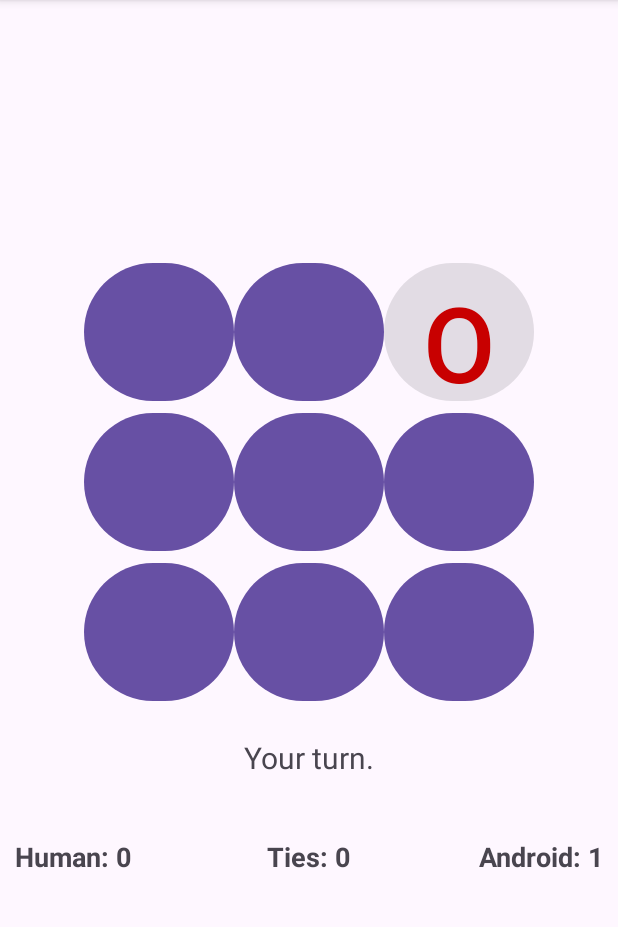
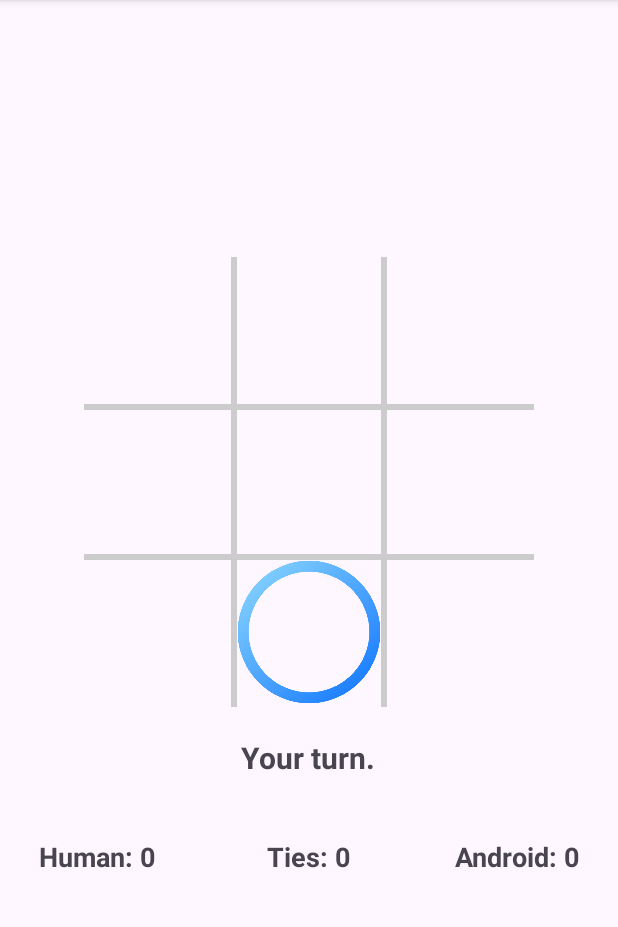
Before and after one commit to Dan-code-str/Retos_DADM, an Android app: the screen it shows after launch (AndroidTicTacToeActivity), in the options menu, after a tap on "New Game", on a phone screen of 412 x 824 dp, the part 96-1023 px from its top. Run offline under Robolectric (Android 15) with nearby library versions, the light colour scheme and no system bars.

Commit message:
Completado Reto 5: Tablero gráfico, efectos de sonido y temporizador de IA

```diff
--- a/Reto3_TicTacToe/app/src/main/java/co/edu/unal/reto_0/AndroidTicTacToeActivity.java
+++ b/Reto3_TicTacToe/app/src/main/java/co/edu/unal/reto_0/AndroidTicTacToeActivity.java
@@ -1,147 +1,171 @@
 package co.edu.unal.reto_0;
 
-import android.view.LayoutInflater;
-import android.content.Context;
+import android.os.Handler;
+import android.media.MediaPlayer;
 import android.app.AlertDialog;
 import android.app.Dialog;
 import android.content.DialogInterface;
-import android.view.MenuInflater;
-import android.widget.Toast;
-import android.graphics.Color;
 import android.os.Bundle;
 import android.view.Menu;
+import android.view.MenuInflater;
 import android.view.MenuItem;
+import android.view.MotionEvent; // Importación necesaria para los toques
 import android.view.View;
-import android.widget.Button;
 import android.widget.TextView;
+import android.widget.Toast;
 import androidx.appcompat.app.AppCompatActivity;
+import android.content.Context;
+import android.view.LayoutInflater;
 
 public class AndroidTicTacToeActivity extends AppCompatActivity {
 
     private TicTacToeGame mGame;
-    private Button mBoardButtons[];
+    private BoardView mBoardView; // NUEVO: Variable para el tablero visual
+    private MediaPlayer mHumanMediaPlayer;
+    private MediaPlayer mComputerMediaPlayer;
     private TextView mInfoTextView;
     private boolean mGameOver;
-
 
     private int mHumanWins = 0;
     private int mComputerWins = 0;
     private int mTies = 0;
     private boolean mHumanFirst = true;
+    private char mTurn = TicTacToeGame.HUMAN_PLAYER;
+
+    private TextView mHumanScoreTextView;
+    private TextView mTieScoreTextView;
+    private TextView mAndroidScoreTextView;
 
     static final int DIALOG_DIFFICULTY_ID = 0;
     static final int DIALOG_QUIT_ID = 1;
     static final int DIALOG_ABOUT_ID = 2;
-
-    //Variables para los nuevos TextViews
-    private TextView mHumanScoreTextView;
-    private TextView mTieScoreTextView;
-    private TextView mAndroidScoreTextView;
 
     @Override
     protected void onCreate(Bundle savedInstanceState) {
         super.onCreate(savedInstanceState);
         setContentView(R.layout.activity_main);
 
-        mBoardButtons = new Button[TicTacToeGame.BOARD_SIZE];
-        mBoardButtons[0] = (Button) findViewById(R.id.one);
-        mBoardButtons[1] = (Button) findViewById(R.id.two);
-        mBoardButtons[2] = (Button) findViewById(R.id.three);
-        mBoardButtons[3] = (Button) findViewById(R.id.four);
-        mBoardButtons[4] = (Button) findViewById(R.id.five);
-        mBoardButtons[5] = (Button) findViewById(R.id.six);
-        mBoardButtons[6] = (Button) findViewById(R.id.seven);
-        mBoardButtons[7] = (Button) findViewById(R.id.eight);
-        mBoardButtons[8] = (Button) findViewById(R.id.nine);
-
         mInfoTextView = (TextView) findViewById(R.id.information);
-
-        //Enlazar los textos de puntaje con la vista
         mHumanScoreTextView = (TextView) findViewById(R.id.human_score);
         mTieScoreTextView = (TextView) findViewById(R.id.tie_score);
         mAndroidScoreTextView = (TextView) findViewById(R.id.android_score);
 
         mGame = new TicTacToeGame();
 
+        // NUEVO: Instanciar el tablero visual y asignar el juego[cite: 7]
+        mBoardView = (BoardView) findViewById(R.id.board);
+        mBoardView.setGame(mGame);
+
+        // NUEVO: Escuchar los toques en la pantalla[cite: 7]
+        mBoardView.setOnTouchListener(mTouchListener);
+
         startNewGame();
+    }
+
+    private void checkWinner(int winner) {
+        if (winner == 1) {
+            mInfoTextView.setText(R.string.result_tie);
+            mTies++;
+            mTieScoreTextView.setText("Ties: " + mTies);
+            mGameOver = true;
+        } else if (winner == 2) {
+            mInfoTextView.setText(R.string.result_human_wins);
+            mHumanWins++;
+            mHumanScoreTextView.setText("Human: " + mHumanWins);
+            mGameOver = true;
+        } else if (winner == 3) {
+            mInfoTextView.setText(R.string.result_computer_wins);
+            mComputerWins++;
+            mAndroidScoreTextView.setText("Android: " + mComputerWins);
+            mGameOver = true;
+        }
     }
 
     private void startNewGame() {
         mGame.clearBoard();
         mGameOver = false;
+        mBoardView.invalidate();
 
-        for (int i = 0; i < mBoardButtons.length; i++) {
-            mBoardButtons[i].setText("");
-            mBoardButtons[i].setEnabled(true);
-            mBoardButtons[i].setOnClickListener(new ButtonClickListener(i));
-        }
-
-        //alternar quién empieza
         if (mHumanFirst) {
             mInfoTextView.setText(R.string.first_human);
-            mHumanFirst = false; // La próxima partida empezará Android
+            mTurn = TicTacToeGame.HUMAN_PLAYER;
+            mHumanFirst = false;
         } else {
             mInfoTextView.setText(R.string.turn_computer);
-            int move = mGame.getComputerMove();
-            setMove(TicTacToeGame.COMPUTER_PLAYER, move);
-            mInfoTextView.setText(R.string.turn_human);
-            mHumanFirst = true; // La próxima partida empezarás tú
+            mTurn = TicTacToeGame.COMPUTER_PLAYER; // Bloquea toques humanos
+
+            // Retraso de 1 segundo para el primer movimiento si empieza Android
+            Handler handler = new Handler();
+            handler.postDelayed(new Runnable() {
+                public void run() {
+                    int move = mGame.getComputerMove();
+                    setMove(TicTacToeGame.COMPUTER_PLAYER, move);
+                    mInfoTextView.setText(R.string.turn_human);
+                    mTurn = TicTacToeGame.HUMAN_PLAYER;
+                }
+            }, 1000);
+
+            mHumanFirst = true;
         }
     }
 
-    private class ButtonClickListener implements View.OnClickListener {
-        int location;
+    private View.OnTouchListener mTouchListener = new View.OnTouchListener() {
+        public boolean onTouch(View v, MotionEvent event) {
+            int col = (int) event.getX() / mBoardView.getBoardCellWidth();
+            int row = (int) event.getY() / mBoardView.getBoardCellHeight();
+            int pos = row * 3 + col;
 
-        public ButtonClickListener(int location) {
-            this.location = location;
-        }
-
-        public void onClick(View view) {
-            if (mBoardButtons[location].isEnabled() && !mGameOver) {
-                setMove(TicTacToeGame.HUMAN_PLAYER, location);
+            // NUEVO: Solo permite colocar ficha si es turno humano[cite: 7]
+            if (!mGameOver && mTurn == TicTacToeGame.HUMAN_PLAYER && setMove(TicTacToeGame.HUMAN_PLAYER, pos)) {
 
                 int winner = mGame.checkForWinner();
                 if (winner == 0) {
                     mInfoTextView.setText(R.string.turn_computer);
-                    int move = mGame.getComputerMove();
-                    setMove(TicTacToeGame.COMPUTER_PLAYER, move);
-                    winner = mGame.checkForWinner();
-                }
+                    mTurn = TicTacToeGame.COMPUTER_PLAYER; // Bloquea la pantalla[cite: 7]
 
-                if (winner == 0) {
-                    mInfoTextView.setText(R.string.turn_human);
-                } else if (winner == 1) {
-                    mInfoTextView.setText(R.string.result_tie);
-                    // Sumar empate y actualizar texto
-                    mTies++;
-                    mTieScoreTextView.setText("Ties: " + mTies);
-                    mGameOver = true;
-                } else if (winner == 2) {
-                    mInfoTextView.setText(R.string.result_human_wins);
-                    // Sumar victoria humana y actualizar texto
-                    mHumanWins++;
-                    mHumanScoreTextView.setText("Human: " + mHumanWins);
-                    mGameOver = true;
+                    // NUEVO: El Handler crea un retraso de 1 segundo antes de ejecutar el Runnable[cite: 7]
+                    Handler handler = new Handler();
+                    handler.postDelayed(new Runnable() {
+                        public void run() {
+                            int move = mGame.getComputerMove();
+                            setMove(TicTacToeGame.COMPUTER_PLAYER, move);
+
+                            int winnerAfterComputer = mGame.checkForWinner();
+                            if (winnerAfterComputer == 0) {
+                                mInfoTextView.setText(R.string.turn_human);
+                                mTurn = TicTacToeGame.HUMAN_PLAYER; // Devuelve el turno[cite: 7]
+                            } else {
+                                checkWinner(winnerAfterComputer);
+                            }
+                        }
+                    }, 1000); // 1000 ms = 1 segundo de retraso[cite: 7]
+
                 } else {
-                    mInfoTextView.setText(R.string.result_computer_wins);
-                    // Sumar victoria Android y actualizar texto
-                    mComputerWins++;
-                    mAndroidScoreTextView.setText("Android: " + mComputerWins);
-                    mGameOver = true;
+                    checkWinner(winner);
                 }
             }
+            return false;
         }
+    };
+
+    // NUEVO: Devuelve boolean e invalida el tablero para forzar el redibujado[cite: 7]
+    private boolean setMove(char player, int location) {
+        if (mGame.setMove(player, location)) {
+            mBoardView.invalidate(); // Redibuja el tablero
+
+            // NUEVO: Reproducir el sonido
+            if (player == TicTacToeGame.HUMAN_PLAYER) {
+                mHumanMediaPlayer.start();
+            } else {
+                mComputerMediaPlayer.start();
+            }
+
+            return true;
+        }
+        return false;
     }
 
-    private void setMove(char player, int location) {
-        mGame.setMove(player, location);
-        mBoardButtons[location].setEnabled(false);
-        mBoardButtons[location].setText(String.valueOf(player));
-        if (player == TicTacToeGame.HUMAN_PLAYER)
-            mBoardButtons[location].setTextColor(Color.rgb(0, 200, 0));
-        else
-            mBoardButtons[location].setTextColor(Color.rgb(200, 0, 0));
-    }
+    // A partir de aquí, mantén tus métodos onCreateOptionsMenu, onOptionsItemSelected y onCreateDialog exactamente igual que antes...
 
     @Override
     public boolean onCreateOptionsMenu(Menu menu) {
@@ -230,4 +254,18 @@ public class AndroidTicTacToeActivity extends AppCompatActivity {
         }
         return dialog;
     }
+    @Override
+    protected void onResume() {
+        super.onResume();
+        // Cambia "sword" y "swish" por los nombres exactos de tus audios sin el .mp3
+        mHumanMediaPlayer = MediaPlayer.create(getApplicationContext(), R.raw.fire);
+        mComputerMediaPlayer = MediaPlayer.create(getApplicationContext(), R.raw.water);
+    }
+
+    @Override
+    protected void onPause() {
+        super.onPause();
+        mHumanMediaPlayer.release();
+        mComputerMediaPlayer.release();
+    }
 }
--- /dev/null
+++ b/Reto3_TicTacToe/app/src/main/java/co/edu/unal/reto_0/BoardView.java
@@ -0,0 +1,93 @@
+package co.edu.unal.reto_0;
+
+import android.content.Context;
+import android.graphics.Bitmap;
+import android.graphics.BitmapFactory;
+import android.graphics.Canvas;
+import android.graphics.Color;
+import android.graphics.Paint;
+import android.graphics.Rect;
+import android.util.AttributeSet;
+import android.view.View;
+
+public class BoardView extends View {
+
+    public static final int GRID_WIDTH = 6;
+    private Bitmap mHumanBitmap;
+    private Bitmap mComputerBitmap;
+    private Paint mPaint;
+    private TicTacToeGame mGame;
+
+    public BoardView(Context context) {
+        super(context);
+        initialize();
+    }
+
+    public BoardView(Context context, AttributeSet attrs, int defStyle) {
+        super(context, attrs, defStyle);
+        initialize();
+    }
+
+    public BoardView(Context context, AttributeSet attrs) {
+        super(context, attrs);
+        initialize();
+    }
+
+    public void initialize() {
+        mHumanBitmap = BitmapFactory.decodeResource(getResources(), R.drawable.x_img);
+        mComputerBitmap = BitmapFactory.decodeResource(getResources(), R.drawable.o_img);
+        mPaint = new Paint(Paint.ANTI_ALIAS_FLAG);
+    }
+
+    public void setGame(TicTacToeGame game) {
+        mGame = game;
+    }
+
+    public int getBoardCellWidth() {
+        return getWidth() / 3;
+    }
+
+    public int getBoardCellHeight() {
+        return getHeight() / 3;
+    }
+
+    @Override
+    public void onDraw(Canvas canvas) {
+        super.onDraw(canvas);
+
+        int boardWidth = getWidth();
+        int boardHeight = getHeight();
+
+        mPaint.setColor(Color.LTGRAY);
+        mPaint.setStrokeWidth(GRID_WIDTH);
+
+        int cellWidth = boardWidth / 3;
+        int cellHeight = boardHeight / 3;
+
+        // Dibujar las dos líneas verticales
+        canvas.drawLine(cellWidth, 0, cellWidth, boardHeight, mPaint);
+        canvas.drawLine(cellWidth * 2, 0, cellWidth * 2, boardHeight, mPaint);
+
+        // Dibujar las dos líneas horizontales (Reto del PDF resuelto)
+        canvas.drawLine(0, cellHeight, boardWidth, cellHeight, mPaint);
+        canvas.drawLine(0, cellHeight * 2, boardWidth, cellHeight * 2, mPaint);
+
+        // Dibujar todas las imágenes de X y O
+        for (int i = 0; i < TicTacToeGame.BOARD_SIZE; i++) {
+            int col = i % 3;
+            int row = i / 3;
+
+            // Definir los límites del rectángulo de destino (Reto del PDF resuelto)
+            int left = col * cellWidth;
+            int top = row * cellHeight;
+            int right = left + cellWidth;
+            int bottom = top + cellHeight;
+
+            if (mGame != null && mGame.getBoardOccupant(i) == TicTacToeGame.HUMAN_PLAYER) {
+                canvas.drawBitmap(mHumanBitmap, null, new Rect(left, top, right, bottom), null);
+            } else if (mGame != null && mGame.getBoardOccupant(i) == TicTacToeGame.COMPUTER_PLAYER) {
+                canvas.drawBitmap(mComputerBitmap, null, new Rect(left, top, right, bottom), null);
+            }
+        }
+    }
+}
--- a/Reto3_TicTacToe/app/src/main/java/co/edu/unal/reto_0/TicTacToeGame.java
+++ b/Reto3_TicTacToe/app/src/main/java/co/edu/unal/reto_0/TicTacToeGame.java
@@ -38,10 +38,12 @@ public class TicTacToeGame {
         }
     }
 
-    public void setMove(char player, int location) {
+    public boolean setMove(char player, int location) {
         if (mBoard[location] == OPEN_SPOT) {
             mBoard[location] = player;
+            return true;
         }
+        return false;
     }
 
     // NUEVO: Método refactorizado para elegir el movimiento según la dificultad[cite: 10]
@@ -136,4 +138,8 @@ public class TicTacToeGame {
 
         return 1;
     }
+
+    public char getBoardOccupant(int i) {
+        return mBoard[i];
+    }
 }
--- a/Reto3_TicTacToe/app/src/main/res/layout/activity_main.xml
+++ b/Reto3_TicTacToe/app/src/main/res/layout/activity_main.xml
@@ -1,72 +1,29 @@
 <?xml version="1.0" encoding="utf-8"?>
 <LinearLayout xmlns:android="http://schemas.android.com/apk/res/android"
+    android:layout_width="match_parent"
+    android:layout_height="match_parent"
     android:orientation="vertical"
-    android:layout_width="fill_parent"
-    android:layout_height="fill_parent"
-    android:gravity="center" >
+    android:gravity="center"
+    android:padding="16dp">
 
-    <TableLayout
-        android:id="@+id/play_grid"
+    <!-- Tablero visual personalizado (Reemplaza a los 9 botones viejos) -->
+    <co.edu.unal.reto_0.BoardView
+        android:id="@+id/board"
+        android:layout_width="300dp"
+        android:layout_height="300dp"
+        android:layout_marginTop="5dp"/>
+
+    <!-- Texto de información sobre el turno o ganador -->
+    <TextView
+        android:id="@+id/information"
+        android:layout_width="wrap_content"
         android:layout_height="wrap_content"
-        android:layout_width="fill_parent"
-        android:layout_marginTop="5dp" >
+        android:layout_marginTop="20dp"
+        android:text="Your turn."
+        android:textSize="20sp"
+        android:textStyle="bold" />
 
-        <TableRow android:gravity="center_horizontal">
-            <Button android:id="@+id/one"
-                android:layout_width="100dp"
-                android:layout_height="100dp"
-                android:textSize="70dp" />
-            <Button android:id="@+id/two"
-                android:layout_width="100dp"
-                android:layout_height="100dp"
-                android:textSize="70dp" />
-            <Button android:id="@+id/three"
-                android:layout_width="100dp"
-                android:layout_height="100dp"
-                android:textSize="70dp" />
-        </TableRow>
-
-        <TableRow android:gravity="center_horizontal">
-            <Button android:id="@+id/four"
-                android:layout_width="100dp"
-                android:layout_height="100dp"
-                android:textSize="70dp" />
-            <Button android:id="@+id/five"
-                android:layout_width="100dp"
-                android:layout_height="100dp"
-                android:textSize="70dp" />
-            <Button android:id="@+id/six"
-                android:layout_width="100dp"
-                android:layout_height="100dp"
-                android:textSize="70dp" />
-        </TableRow>
-
-        <!-- Fila 3 -->
-        <TableRow android:gravity="center_horizontal">
-            <Button android:id="@+id/seven"
-                android:layout_width="100dp"
-                android:layout_height="100dp"
-                android:textSize="70dp" />
-            <Button android:id="@+id/eight"
-                android:layout_width="100dp"
-                android:layout_height="100dp"
-                android:textSize="70dp" />
-            <Button android:id="@+id/nine"
-                android:layout_width="100dp"
-                android:layout_height="100dp"
-                android:textSize="70dp" />
-        </TableRow>
-
-    </TableLayout>
-
-    <TextView android:id="@+id/information"
-        android:layout_width="fill_parent"
-        android:layout_height="wrap_content"
-        android:text="info"
-        android:gravity="center_horizontal"
-        android:layout_marginTop="20dp"
-        android:textSize="20dp" />
-
+    <!-- Sección de puntajes -->
     <RelativeLayout
         android:layout_width="match_parent"
         android:layout_height="wrap_content"
@@ -79,7 +36,7 @@
             android:layout_height="wrap_content"
             android:layout_alignParentLeft="true"
             android:text="Human: 0"
-            android:textSize="18dp"
+            android:textSize="18sp"
             android:textStyle="bold"/>
 
         <TextView
@@ -88,7 +45,7 @@
             android:layout_height="wrap_content"
             android:layout_centerHorizontal="true"
             android:text="Ties: 0"
-            android:textSize="18dp"
+            android:textSize="18sp"
             android:textStyle="bold"/>
 
         <TextView
@@ -97,7 +54,7 @@
             android:layout_height="wrap_content"
             android:layout_alignParentRight="true"
             android:text="Android: 0"
-            android:textSize="18dp"
+            android:textSize="18sp"
             android:textStyle="bold"/>
 
     </RelativeLayout>
```
Also changed, not shown: Reto3_TicTacToe/app/src/main/res/drawable/o_img.png (added), Reto3_TicTacToe/app/src/main/res/drawable/x_img.png (added), 2 other files.
